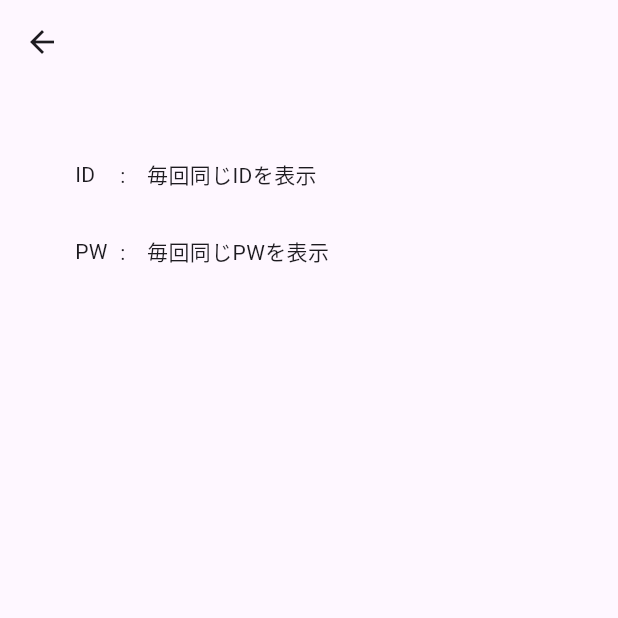
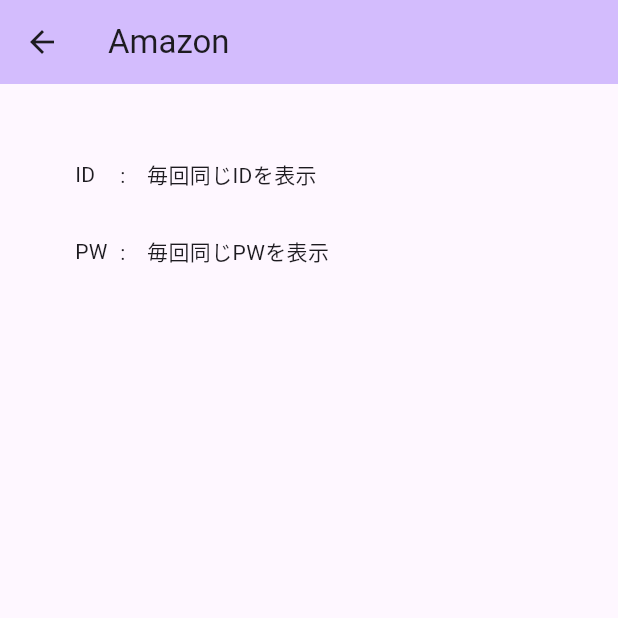
Before and after one commit to yk-you0922/sample_flutter, a Flutter app: the screen it shows after launch, after a tap on "Amazon", on a phone screen of 412 x 824 dp, the top half of it. Run offline on Flutter 3.47's test engine with Material 2 defaults, Android fonts, the phone set to English and light mode, and no system bars.

Commit message:
リスト押下後の遷移時にタイトルを付与する機能を追加

```diff
--- a/lib/main.dart
+++ b/lib/main.dart
@@ -49,7 +49,7 @@ class _MyHomePageState extends State<MyHomePage> {
                   leading: const Icon(Icons.key),
                   title: Text(titleList[index]),
                   onTap: () {
-                    Navigator.push(context, MaterialPageRoute(builder: (context) => const NextPage()));
+                    Navigator.push(context, MaterialPageRoute(builder: (context) => NextPage(titleList[index])));
                   },
                 ),
                 const Divider(height: 0,),
--- a/lib/next_page.dart
+++ b/lib/next_page.dart
@@ -1,12 +1,16 @@
 import 'package:flutter/material.dart';
 
 class NextPage extends StatelessWidget {
-  const NextPage({Key ? key}) : super(key: key);
+  final String title;
+  const NextPage(this.title, {Key ? key}) : super(key: key);
 
   @override
   Widget build(BuildContext context) {
     return Scaffold(
-      appBar: AppBar(),
+      appBar: AppBar(
+        backgroundColor: Theme.of(context).colorScheme.inversePrimary,
+        title: Text(title),
+      ),
       body: const Padding(
         padding: EdgeInsets.all(50.0),
         child: Column(
```
